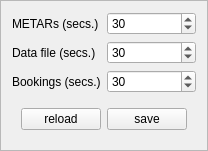
Old version of the form src/blackgui/components/settingsvatsimreaderscomponent.ui in the repository swift-project/pilotclient.
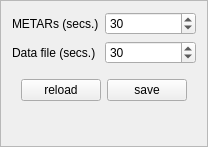
New version of the form.

Commit message:
refactor: Remove remaining ATC booking parts
Related to #252

Patch:
```diff
--- a/src/blackgui/components/settingsvatsimreaderscomponent.ui
+++ b/src/blackgui/components/settingsvatsimreaderscomponent.ui
@@ -66,30 +66,7 @@
      </property>
     </widget>
    </item>
-   <item row="2" column="0">
-    <widget class="QLabel" name="lbl_Bookings">
-     <property name="text">
-      <string>Bookings (secs.)</string>
-     </property>
-    </widget>
-   </item>
-   <item row="2" column="1">
-    <widget class="QSpinBox" name="sb_Bookings">
-     <property name="minimum">
-      <number>10</number>
-     </property>
-     <property name="maximum">
-      <number>500</number>
-     </property>
-     <property name="singleStep">
-      <number>1</number>
-     </property>
-     <property name="value">
-      <number>30</number>
-     </property>
-    </widget>
-   </item>
-   <item row="3" column="0" colspan="2">
+   <item row="2" column="0" colspan="2">
     <widget class="QWidget" name="wi_Buttons" native="true">
      <layout class="QHBoxLayout" name="horizontalLayout">
       <item>
```
The commit also changes 7 other files.
